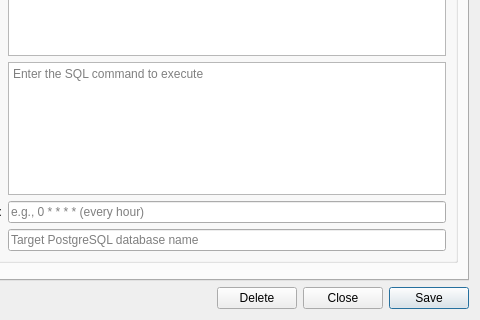
First picture: the form in projects/ores.qt/ui/JobDefinitionDetailDialog.ui, repository OreStudio/OreStudio, before the edit; both pictures show x 120 to 600 and y 180 to 500 of the 600 by 500 pixel window.
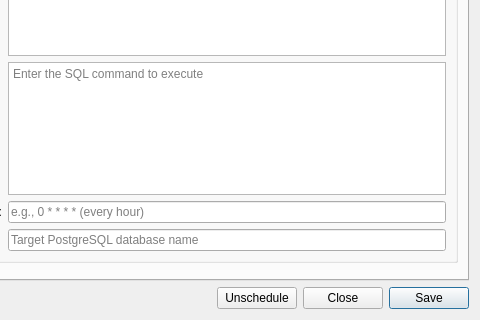
Second picture: the form after the edit. Custom widgets are drawn as their Qt base class.

```diff
--- a/projects/ores.qt/ui/JobDefinitionDetailDialog.ui
+++ b/projects/ores.qt/ui/JobDefinitionDetailDialog.ui
@@ -178,7 +178,7 @@
      <item>
       <widget class="QPushButton" name="deleteButton">
        <property name="text">
-        <string>Delete</string>
+        <string>Unschedule</string>
        </property>
       </widget>
      </item>
```
Left out of the diff: 2 changed lines with no effect on the pictures.
